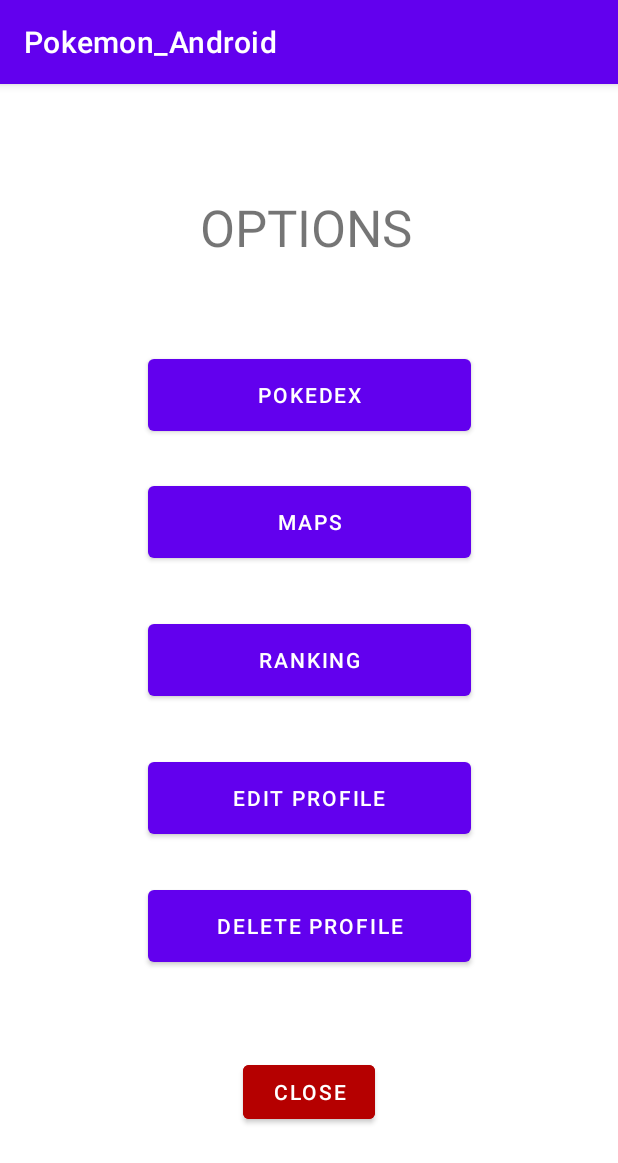
After one commit to aidaapadilla/Pokemon_Android, an Android app: the OptionsActivity screen opened directly, with no data from a screen before it, on a phone screen of 412 x 824 dp. The commit adds this screen. Shown: the top 1163 px of the screen. Run offline under Robolectric (Android 15) with nearby library versions, the phone set to English and light mode, and no system bars.

Commit message:
activity options

```diff
--- a/app/src/main/AndroidManifest.xml
+++ b/app/src/main/AndroidManifest.xml
@@ -13,6 +13,9 @@
         android:theme="@style/Theme.Pokemon_Android"
         android:usesCleartextTraffic="true">
         <activity
+            android:name=".OptionsActivity"
+            android:exported="true" />
+        <activity
             android:name=".LogInActivity"
             android:exported="true" />
         <activity
@@ -25,7 +28,7 @@
             android:name=".EditProfileActivity"
             android:exported="true" />
         <activity
-            android:name=".AllPokemonsActivity"
+            android:name=".PokedexActivity"
             android:exported="true" />
         <activity
             android:name=".ProfileActivity"
--- a/app/src/main/java/dsa/ejercicios_practica/pokemon_android/ProfileActivity.java
+++ b/app/src/main/java/dsa/ejercicios_practica/pokemon_android/ProfileActivity.java
@@ -156,8 +156,8 @@ public class ProfileActivity extends AppCompatActivity {
         //falta mapa
     }
 
-    public void editClick(View v){
-        Intent intent = new Intent(this, EditProfileActivity.class);
+    public void optionsClick(View view){
+        Intent intent = new Intent(ProfileActivity.this, OptionsActivity.class);
         startActivity(intent);
     }
 
--- a/app/src/main/java/dsa/services/UserService.java
+++ b/app/src/main/java/dsa/services/UserService.java
@@ -15,4 +15,6 @@ public interface UserService{
     Call<User> login(@Body Credentials credentials);
     @PUT("/dsaApp/endpoint/updateuser")
     Call<User> update(@Body User user);
+    @PUT("/dsaApp/endpoint/delete/{username}")
+    Call<>
 }
--- /dev/null
+++ b/app/src/main/res/layout/activity_options.xml
@@ -0,0 +1,96 @@
+<?xml version="1.0" encoding="utf-8"?>
+<androidx.constraintlayout.widget.ConstraintLayout xmlns:android="http://schemas.android.com/apk/res/android"
+    xmlns:app="http://schemas.android.com/apk/res-auto"
+    xmlns:tools="http://schemas.android.com/tools"
+    android:layout_width="match_parent"
+    android:layout_height="match_parent"
+    tools:context=".OptionsActivity">
+
+    <Button
+        android:id="@+id/editProfileButton"
+        android:layout_width="215dp"
+        android:layout_height="60dp"
+        android:onClick="editClick"
+        android:text="Edit Profile"
+        app:layout_constraintBottom_toBottomOf="parent"
+        app:layout_constraintEnd_toEndOf="parent"
+        app:layout_constraintStart_toStartOf="parent"
+        app:layout_constraintTop_toTopOf="parent"
+        app:layout_constraintVertical_bias="0.63" />
+
+    <Button
+        android:id="@+id/deleteProfileButton"
+        android:layout_width="215dp"
+        android:layout_height="60dp"
+        android:onClick="deleteClick"
+        android:text="delete profile"
+        app:layout_constraintBottom_toBottomOf="parent"
+        app:layout_constraintEnd_toEndOf="parent"
+        app:layout_constraintStart_toStartOf="parent"
+        app:layout_constraintTop_toTopOf="parent"
+        app:layout_constraintVertical_bias="0.75" />
+
+    <Button
+        android:id="@+id/pokedexButton"
+        android:layout_width="215dp"
+        android:layout_height="60dp"
+        android:onClick="pokedexClick"
+        android:text="Pokedex"
+        app:layout_constraintBottom_toBottomOf="parent"
+        app:layout_constraintEnd_toEndOf="parent"
+        app:layout_constraintStart_toStartOf="parent"
+        app:layout_constraintTop_toTopOf="parent"
+        app:layout_constraintVertical_bias="0.25" />
+
+    <Button
+        android:id="@+id/mapsButton"
+        android:layout_width="215dp"
+        android:layout_height="60dp"
+        android:onClick="mapsClick"
+        android:text="maps"
+        app:layout_constraintBottom_toBottomOf="parent"
+        app:layout_constraintEnd_toEndOf="parent"
+        app:layout_constraintStart_toStartOf="parent"
+        app:layout_constraintTop_toTopOf="parent"
+        app:layout_constraintVertical_bias="0.37" />
+
+    <Button
+        android:id="@+id/rankingButton"
+        android:layout_width="215dp"
+        android:layout_height="60dp"
+        android:onClick="rankingClick"
+        android:text="ranking"
+        app:layout_constraintBottom_toBottomOf="parent"
+        app:layout_constraintEnd_toEndOf="parent"
+        app:layout_constraintStart_toStartOf="parent"
+        app:layout_constraintTop_toTopOf="parent" />
+
+    <TextView
+        android:id="@+id/optionsTextView"
+        android:layout_width="145dp"
+        android:layout_height="44dp"
+        android:text="OPTIONS"
+        android:textSize="34sp"
+        app:layout_constraintBottom_toBottomOf="parent"
+        app:layout_constraintEnd_toEndOf="parent"
+        app:layout_constraintStart_toStartOf="parent"
+        app:layout_constraintTop_toTopOf="parent"
+        app:layout_constraintVertical_bias="0.100000024" />
+
+    <Button
+        android:id="@+id/closeOptionsButton"
+        android:layout_width="wrap_content"
+        android:layout_height="wrap_content"
+        android:backgroundTint="#B50000"
+        android:onClick="closeClick"
+        android:shadowColor="#FB0000"
+        android:text="close"
+        android:textColor="#FFFFFF"
+        app:iconTint="#00FF0000"
+        app:layout_constraintBottom_toBottomOf="parent"
+        app:layout_constraintEnd_toEndOf="parent"
+        app:layout_constraintStart_toStartOf="parent"
+        app:layout_constraintTop_toTopOf="parent"
+        app:layout_constraintVertical_bias="0.9"
+        app:rippleColor="#00FF0000" />
+</androidx.constraintlayout.widget.ConstraintLayout>
--- a/app/src/main/res/layout/activity_all_pokemons.xml
+++ b/app/src/main/res/layout/activity_pokedex.xml
@@ -4,7 +4,7 @@
     xmlns:tools="http://schemas.android.com/tools"
     android:layout_width="match_parent"
     android:layout_height="match_parent"
-    tools:context=".AllPokemonsActivity">
+    tools:context=".PokedexActivity">
 
     <androidx.recyclerview.widget.RecyclerView
         android:id="@+id/my_recycler_view"
```
Also changed, not shown: app/src/main/java/dsa/ejercicios_practica/pokemon_android/OptionsActivity.java (added, +92 -0 lines), app/src/main/java/dsa/ejercicios_practica/pokemon_android/PokedexActivity.java (renamed from app/src/main/java/dsa/ejercicios_practica/pokemon_android/AllPokemonsActivity.java, +4 -4 lines), app/src/main/res/layout/profile.xml (+5 -6 lines).
